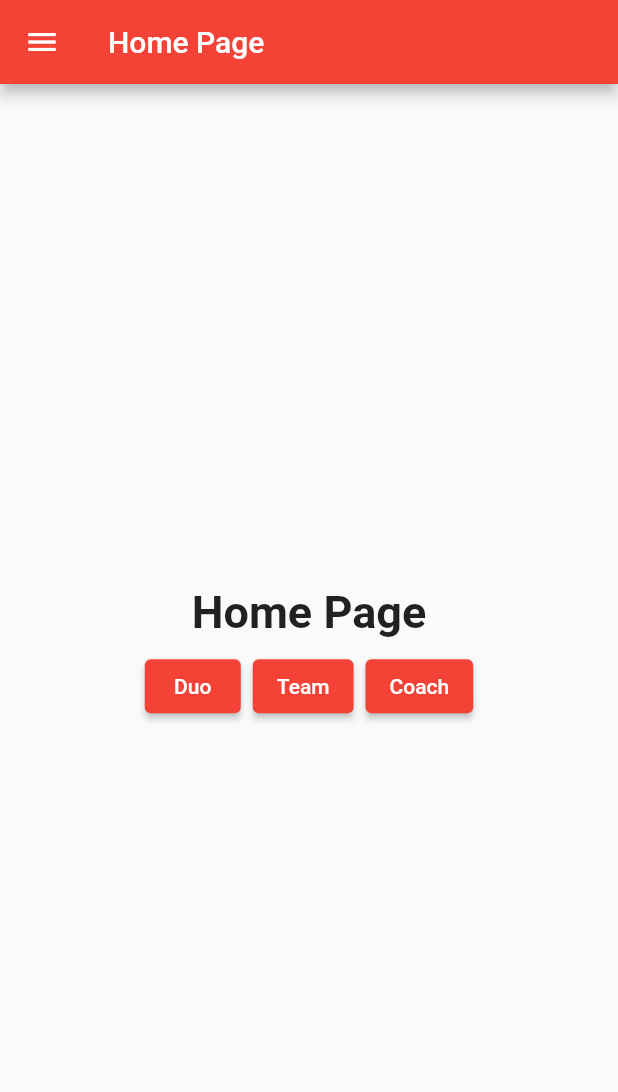
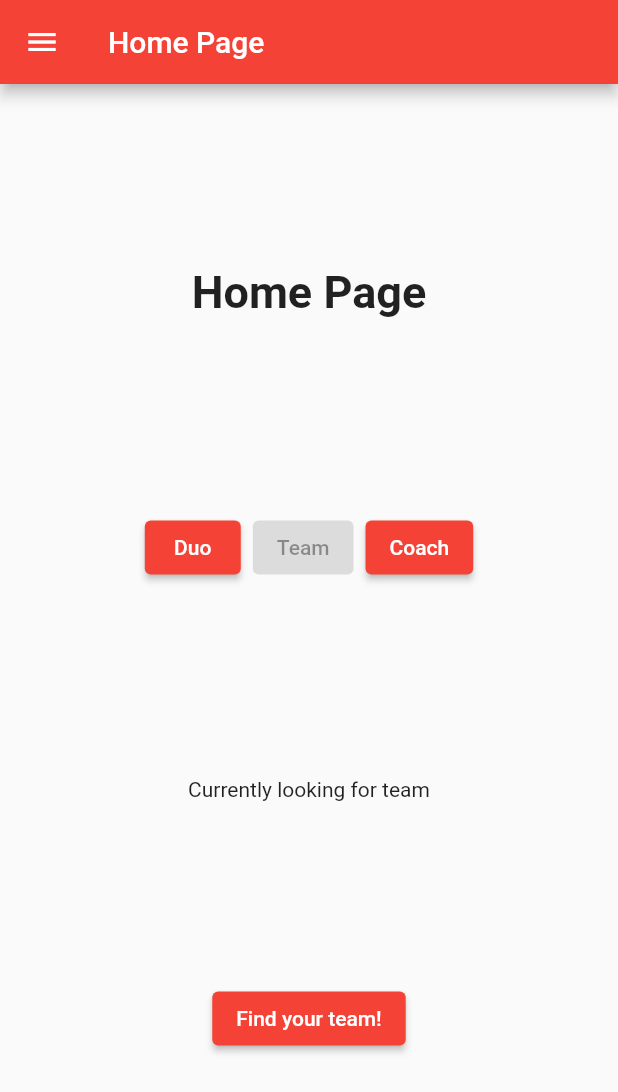
Before and after one commit to MichaelCalbay/projectloner-sdp, a Flutter app: the NavBar widget shown alone on an empty page, opened directly, after a tap on "Home Page", after a tap on "Team", on a phone screen of 412 x 824 dp. Shown: the top 1092 px of the screen. Run offline on Flutter 3.47's test engine with Material 2 defaults, Android fonts, the phone set to English and light mode, and no system bars; our stand-ins replace firebase_core; accounts and stored records are empty.

Commit message:
Toggle Matchmaking Setup

```diff
--- a/lib/main.dart
+++ b/lib/main.dart
@@ -1,5 +1,6 @@
 import 'package:flutter/material.dart';
 import 'views/HomeView.dart';
+
 
 void main() {
   runApp(const MyApp());
--- a/lib/views/HomeView.dart
+++ b/lib/views/HomeView.dart
@@ -1,4 +1,7 @@
 import 'package:flutter/material.dart';
+import 'package:projectloner/views/matchViews/CoachView.dart';
+import 'package:projectloner/views/matchViews/DuoView.dart';
+import 'package:projectloner/views/matchViews/TeamView.dart';
 import 'NavBar.dart';
 
 class HomePage extends StatefulWidget {
@@ -11,13 +14,73 @@ class HomePage extends StatefulWidget {
 
 class HomePageState extends State {
 
+  String preferenceText = "Currently looking for duo";
+  String matchButtonText = "Match for Duo!";
+  bool duo = true;
+  bool team = false;
+  bool coach = false;
+
+  void changePreference(String preference) {
+
+    switch(preference) {
+      case "duo":
+        // Duo Matching
+        duo = true;
+        team = false;
+        coach = false;
+        break;
+      case "team":
+        // Team Matching
+        duo = false;
+        team = true;
+        coach = false;
+        break;
+      case "coach":
+        // Coach
+        duo = false;
+        team = false;
+        coach = true;
+        break;
+    }
+    if (coach == true) {
+      setState(() {
+        preferenceText = "Currently a coach";
+        matchButtonText = "Start coaching!";
+      });
+    }
+    else {
+      setState(() {
+        preferenceText = "Currently looking for $preference";
+        matchButtonText = "Find your $preference!";
+      });
+    }
+  }
+
+  void startMatching() {
+    if (duo) {
+      print("Duo");
+      Navigator.pop(context);
+      Navigator.push(context, MaterialPageRoute(builder: (context) => DuoPage()));
+    }
+    else if (team) {
+      print("Team");
+      Navigator.pop(context);
+      Navigator.push(context, MaterialPageRoute(builder: (context) => TeamPage()));
+    }
+    else if (coach) {
+      print("Coach");
+      Navigator.pop(context);
+      Navigator.push(context, MaterialPageRoute(builder: (context) => CoachPage()));
+    }
+  }
+
   @override
   Widget build(BuildContext context) {
     return Scaffold(
       appBar: AppBar(title: const Text("Home Page")),
       body: Center(
         child: Column(
-          mainAxisAlignment: MainAxisAlignment.center,
+          mainAxisAlignment: MainAxisAlignment.spaceEvenly,
           children: [
             const Text(
             'Home Page',
@@ -27,25 +90,31 @@ class HomePageState extends State {
               mainAxisSize: MainAxisSize.min,
               children: [
                 ElevatedButton(
-                  onPressed: () {
-
+                  onPressed: duo ? null : () {
+                    changePreference("duo");
                   },
                   child: const Text("Duo"),
                 ),
                 ElevatedButton(
-                  onPressed: () {
-
+                  onPressed: team ? null : () {
+                    changePreference("team");
                   },
                   child: const Text("Team"),
                 ),
                 ElevatedButton(
-                  onPressed: () {
-
+                  onPressed: coach ? null : () {
+                    changePreference("coach");
                   },
                   child: const Text("Coach"),
                 ),
               ],
-            )
+            ),
+            Text(preferenceText),
+            ElevatedButton(
+              onPressed: () {
+                startMatching();
+              },
+              child: Text(matchButtonText))
           ]
         ),
       ),
--- a/lib/views/NavBar.dart
+++ b/lib/views/NavBar.dart
@@ -36,6 +36,18 @@ class NavBar extends StatelessWidget {
             },
           ),
           ListTile(
+            title: const Text("Report Bugs"),
+            onTap: () {
+
+            },
+          ),
+          ListTile(
+            title: const Text("Settings"),
+            onTap: () {
+
+            },
+          ),
+          ListTile(
             title: const Text("Logout"),
             onTap: () {
             },
```
Also changed, not shown: lib/views/matchViews/CoachView.dart (added, +39 -0 lines), lib/views/matchViews/DuoView.dart (added, +41 -0 lines), lib/views/matchViews/TeamView.dart (added, +41 -0 lines).
